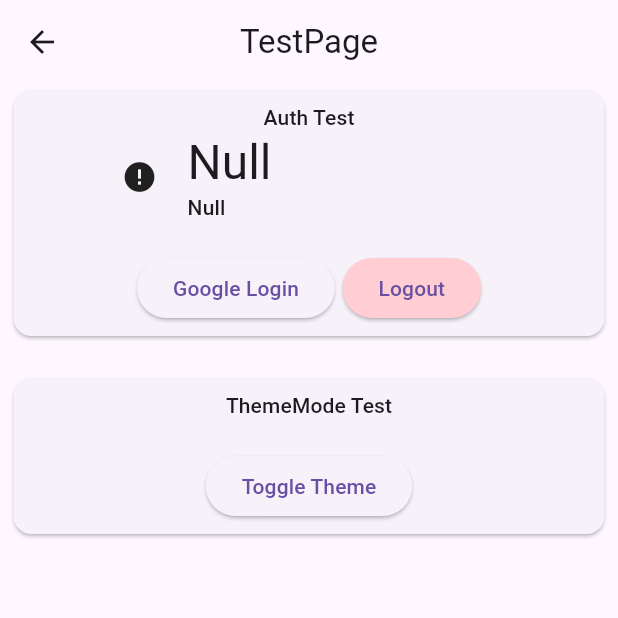
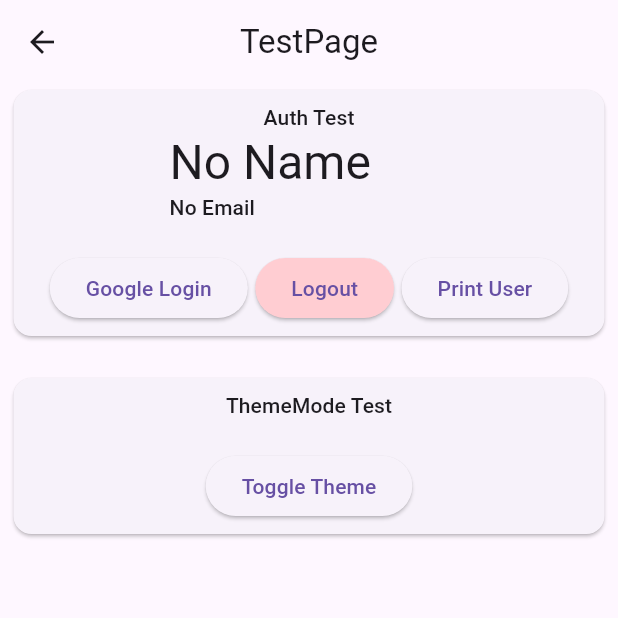
Before and after one commit to Minor-Project-Study-Mate/StudyMate-App, a Flutter app: the TestPageView screen opened by its route, after a tap on "Logout", on a phone screen of 412 x 824 dp, the top half of it. Run offline on Flutter 3.47's test engine with Material 2 defaults, Android fonts, the light colour scheme and no system bars; drawn by our look-alikes of cached_network_image; our stand-ins replace firebase_auth, firebase_core, font_awesome_flutter, get, get_storage, google_fonts and 1 more; accounts and stored records are empty; network calls fail.

Commit message:
redesign layout, refeactor, emailpasswdsignin

```diff
--- a/lib/app/modules/auth/controllers/auth_controller.dart
+++ b/lib/app/modules/auth/controllers/auth_controller.dart
@@ -3,7 +3,7 @@ import 'package:study_mate/app/routes/app_pages.dart';
 import 'package:study_mate/app/services/auth/auth_service.dart';
 
 class AuthController extends GetxController {
-  final auth = Get.find<AuthServices>();
+  final auth = Get.find<AuthService>();
 
   Future<void> googleSignIn() async {
     final res = await auth.googleSignIn();
--- a/lib/app/modules/home/controllers/home_controller.dart
+++ b/lib/app/modules/home/controllers/home_controller.dart
@@ -1,12 +1,11 @@
 import 'package:get/get.dart';
-
-import '../../../services/box/box_service.dart';
+import 'package:study_mate/app/services/auth/auth_service.dart';
 
 class HomeController extends GetxController {
-  final boxService = Get.find<BoxService>();
+  final authService = Get.find<AuthService>();
 
   String get getFirstName {
-    final name = boxService.appUserBox.appUser?.displayName ?? "";
+    final name = authService.displayName ?? "";
     return name.split(" ")[0];
   }
 }
--- a/lib/app/modules/Notice_page/views/notice_page_view.dart
+++ b/lib/app/modules/notice_page/views/notice_page_view.dart
@@ -5,16 +5,12 @@ import 'package:google_fonts/google_fonts.dart';
 class NoticePageView extends StatelessWidget {
   const NoticePageView({Key? key}) : super(key: key);
 
-  // ignore: non_constant_identifier_names
-  get Network => null;
-
   @override
   Widget build(BuildContext context) {
     return Scaffold(
       body: CustomScrollView(
         slivers: <Widget>[
           SliverAppBar(
-
             expandedHeight: 200.0,
             flexibleSpace: FlexibleSpaceBar(
               title: Text('TITLE',
@@ -25,7 +21,6 @@ class NoticePageView extends StatelessWidget {
                   fontWeight: FontWeight.bold,
                 ),
               ),),
-
               background: Image.network(
                 'https://avatars.githubusercontent.com/u/87150492?v=4',
                 fit: BoxFit.cover,
@@ -103,5 +98,3 @@ class NoticePageView extends StatelessWidget {
     );
   }
 }
-
-class Network {}
--- a/lib/app/modules/profile/controllers/profile_controller.dart
+++ b/lib/app/modules/profile/controllers/profile_controller.dart
@@ -7,7 +7,7 @@ import '../../../services/box/box_service.dart';
 
 class ProfileController extends GetxController {
   final boxService = Get.find<BoxService>();
-  final authService = Get.find<AuthServices>();
+  final authService = Get.find<AuthService>();
 
   Future<void> toggleThemeMode(ThemeMode themeMode) async =>
       await boxService.themeBox.changeThemeMode(themeMode);
--- a/lib/app/modules/test_page/controllers/test_page_controller.dart
+++ b/lib/app/modules/test_page/controllers/test_page_controller.dart
@@ -3,24 +3,18 @@ import 'package:get/get.dart';
 import 'package:study_mate/app/services/auth/auth_service.dart';
 import 'package:study_mate/app/services/box/box_service.dart';
 
-import '../../../services/box/models/app_user.dart';
+class TestPageController extends GetxController {
+  final authService = Get.find<AuthService>();
+  final boxService = Get.find<BoxService>();
 
-class TestPageController extends GetxController {
-  final authServices = Get.find<AuthServices>();
-  final boxService = Get.find<BoxService>();
-  final appUser = Rx<AppUser?>(null);
-
-  @override
-  void onInit() {
-    appUser.value = boxService.appUserBox.appUser;
-    super.onInit();
-  }
+  String get userName => authService.displayName ?? "No Name";
+  String get userEmail => authService.email ?? "No Email";
 
   Future<void> googleSignIn() async {
     try {
-      final res = await authServices.googleSignIn();
+      final res = await authService.googleSignIn();
       if (res != null) {
-        appUser.value = res.fromGoogleSignInAccount;
+        // appUser.value = res.fromGoogleSignInAccount;
       } else {
         Get.snackbar("Error 002", "Error on SignIn");
       }
@@ -29,10 +23,13 @@ class TestPageController extends GetxController {
     }
   }
 
+  void printUser() {
+    Get.snackbar("", (authService.user.value ?? "Null").toString());
+  }
+
   Future<void> logout() async {
     try {
-      await authServices.logout();
-      appUser.value = null;
+      await authService.logout();
     } catch (e) {
       print(e);
     }
--- a/lib/app/modules/test_page/views/test_page_view.dart
+++ b/lib/app/modules/test_page/views/test_page_view.dart
@@ -1,6 +1,4 @@
-import 'package:cached_network_image/cached_network_image.dart';
 import 'package:flutter/material.dart';
-import 'package:font_awesome_flutter/font_awesome_flutter.dart';
 import 'package:get/get.dart';
 
 import '../controllers/test_page_controller.dart';
@@ -64,21 +62,6 @@ class TestPageView extends GetView<TestPageController> {
               Row(
                 mainAxisSize: MainAxisSize.min,
                 children: [
-                  Obx(() => AnimatedSize(
-                        duration: const Duration(milliseconds: 300),
-                        child: ClipRRect(
-                          borderRadius: BorderRadius.circular(50.0),
-                          child: CachedNetworkImage(
-                            imageUrl: controller.appUser.value?.photoURL ?? "",
-                            placeholder: (context, url) =>
-                                const FaIcon(FontAwesomeIcons.userCircle),
-                            errorWidget: (context, url, error) {
-                              print(error);
-                              return const Icon(Icons.error);
-                            },
-                          ),
-                        ),
-                      )),
                   const SizedBox(width: 20),
                   SizedBox(
                     width: MediaQuery.of(context).size.width * 0.5,
@@ -88,11 +71,11 @@ class TestPageView extends GetView<TestPageController> {
                         crossAxisAlignment: CrossAxisAlignment.start,
                         children: [
                           Text(
-                            controller.appUser.value?.displayName ?? "Null",
+                            controller.userName,
                             style: Get.theme.textTheme.headlineLarge,
                           ),
                           Text(
-                            controller.appUser.value?.email ?? "Null",
+                            controller.userEmail,
                             style: Get.theme.textTheme.labelLarge,
                           ),
                         ],
@@ -118,6 +101,11 @@ class TestPageView extends GetView<TestPageController> {
                     ),
                     child: const Text("Logout"),
                   ),
+                  const SizedBox(width: 5),
+                  ElevatedButton(
+                    onPressed: () => controller.printUser(),
+                    child: const Text("Print User"),
+                  ),
                 ],
               ),
             ],
--- a/lib/app/routes/app_pages.dart
+++ b/lib/app/routes/app_pages.dart
@@ -1,7 +1,7 @@
 import 'package:get/get.dart';
 
-import '../modules/Notice_page/bindings/notice_page_binding.dart';
-import '../modules/Notice_page/views/notice_page_view.dart';
+import '../modules/notice_page/bindings/notice_page_binding.dart';
+import '../modules/notice_page/views/notice_page_view.dart';
 import '../modules/auth/bindings/auth_binding.dart';
 import '../modules/auth/views/auth_view.dart';
 import '../modules/favourite/bindings/favourite_binding.dart';
@@ -16,7 +16,7 @@ import '../modules/profile/bindings/profile_binding.dart';
 import '../modules/profile/views/profile_view.dart';
 import '../modules/test_page/bindings/test_page_binding.dart';
 import '../modules/test_page/views/test_page_view.dart';
-import '../services/box/box_service.dart';
+import '../services/auth/auth_service.dart';
 
 // ignore_for_file: non_constant_identifier_names
 
@@ -30,9 +30,10 @@ class AppPages {
   /// null or not. If it is null, then the initial route is set to `Routes.INTRO`, which is the route for
   /// the introduction screen. If it is not null, then the initial route is set to `Routes.HOME`, which is
   /// the route for the home screen.
-  static final INITIAL = Get.find<BoxService>().appUserBox.appUser == null
-      ? Routes.INTRO
-      : Routes.HOME;
+  static final INITIAL =
+      Get.find<AuthService>().user.value == null ? Routes.INTRO : Routes.HOME;
+
+  // static const INITIAL = Routes.TEST_PAGE;
 
   static final routes = [
     GetPage(
--- a/lib/app/services/auth/auth_service.dart
+++ b/lib/app/services/auth/auth_service.dart
@@ -1,64 +1,99 @@
+import 'package:firebase_auth/firebase_auth.dart';
 import 'package:flutter/foundation.dart';
 import 'package:get/get.dart';
 import 'package:google_sign_in/google_sign_in.dart';
-import 'package:study_mate/app/services/box/models/app_user.dart';
 
 import '../box/box_service.dart';
 
-class AuthServices extends GetxService {
-  late final GoogleSignIn _googleSignIn;
-  final googleSignInAccount = Rx<GoogleSignInAccount?>(null);
+class AuthService extends GetxService {
+  final GoogleSignIn _googleSignIn = GoogleSignIn();
+  final FirebaseAuth auth = FirebaseAuth.instance;
+  final Rx<User?> user = Rx<User?>(null);
+  BoxService get box => Get.find<BoxService>();
 
-  static BoxService get box => Get.find<BoxService>();
+  String? get displayName => user.value?.displayName;
+  String? get email => user.value?.email;
+  String? get photoURL => user.value?.photoURL;
 
   @override
   void onInit() {
-    _googleSignIn = GoogleSignIn();
-    googleSignInAccount.value = _googleSignIn.currentUser;
+    user.value = auth.currentUser;
     super.onInit();
   }
 
   Future<void> fakeLogin() async {
-    await box.appUserBox.saveAppUser(AppUser(
-      displayName: "User Name",
-      photoURL: 'https://avatars.githubusercontent.com/u/87150492?v=4',
-      email: "example@email.com",
-    ));
+    // await box.appUserBox.saveAppUser(AppUser(
+    //   displayName: "User Name",
+    //   photoURL: 'https://avatars.githubusercontent.com/u/87150492?v=4',
+    //   email: "example@email.com",
+    // ));
   }
 
-  Future<GoogleSignInAccount?> googleSignIn() async {
+  Future<void> emailPasswdSignUp(String email, String password) async {
     try {
-      googleSignInAccount.value = kIsWeb
+      final res = await auth.signInWithEmailAndPassword(
+          email: email, password: password);
+      user.value = res.user;
+    } on FirebaseAuthException catch (e) {
+      if (e.code == 'user-not-found') {
+        Get.snackbar('Error', "No user found for that email.");
+      } else if (e.code == 'wrong-password') {
+        Get.snackbar('Error', "Wrong password provided for that user.");
+      }
+    }
+  }
+
+  Future<User?> createUser(
+      String userName, String email, String password) async {
+    try {
+      final userCredential = await FirebaseAuth.instance
+          .createUserWithEmailAndPassword(email: email, password: password);
+      if (userCredential.user != null) {
+        await userCredential.user!.updateDisplayName(userName);
+        user.value = userCredential.user;
+        return user.value;
+      }
+    } on FirebaseAuthException catch (e) {
+      if (e.code == 'weak-password') {
+        Get.snackbar('Error', 'The password provided is too weak.');
+      } else if (e.code == 'email-already-in-use') {
+        Get.snackbar('Error', 'The account already exists for that email.');
+      }
+    } catch (e) {
+      Get.snackbar('Error', e.toString());
+      return null;
+    }
+  }
+
+  Future<User?> googleSignIn() async {
+    try {
+      final account = kIsWeb
           ? await _googleSignIn.signInSilently()
           : await _googleSignIn.signIn();
-
-      /// This code block is checking if the `googleSignInAccount` variable is not null. If it is not
-      /// null, it saves the user's information to the app's local storage using the `saveAppUser`
-      /// method from the `box.appUserBox` object. The `fromGoogleSignInAccount` property is used to
-      /// convert the `GoogleSignInAccount` object to an `AppUser` object before saving it to the local
-      /// storage.
-      if (googleSignInAccount.value != null) {
-        await box.appUserBox
-            .saveAppUser(googleSignInAccount.value!.fromGoogleSignInAccount);
-      }
-
-      return googleSignInAccount.value;
+      if (account == null) return null;
+      final authentication = await account.authentication;
+      final credential = GoogleAuthProvider.credential(
+          accessToken: authentication.accessToken,
+          idToken: authentication.idToken);
+      await auth.signInWithCredential(credential);
+      user.value = auth.currentUser;
+      return user.value;
     } catch (error) {
       Get.snackbar('Error', error.toString());
       return null;
     }
   }
 
-  Future<bool> printIsSignIn() async => await _googleSignIn.isSignedIn();
+  bool isAuthenticated() => user.value != null;
 
   String googleUserInfo() => _googleSignIn.currentUser?.displayName ?? '';
 
   Future<void> logout() async {
     try {
-      await box.appUserBox.deleteAppUser();
+      // await box.appUserBox.deleteAppUser();
       await _googleSignIn.signOut();
     } catch (error) {
-      print(error);
+      Get.snackbar('Error', error.toString());
     }
   }
 
--- a/lib/app/services/box/datasource/user_datasources.dart
+++ b/lib/app/services/box/datasource/user_datasources.dart
@@ -1,33 +1,33 @@
-import 'package:get/get.dart';
-import 'package:get_storage/get_storage.dart';
+// import 'package:get/get.dart';
+// import 'package:get_storage/get_storage.dart';
 
-import '../models/app_user.dart';
-import '../usecase/appuser_usecase.dart';
+// import '../models/app_user.dart';
+// import '../usecase/appuser_usecase.dart';
 
-const String _appUserKey = "appUser";
+// const String _appUserKey = "appUser";
 
-class AppUserDataSource implements AppUserUsecase {
-  final GetStorage box;
-  AppUserDataSource(this.box);
+// class AppUserDataSource implements AppUserUsecase {
+//   final GetStorage box;
+//   AppUserDataSource(this.box);
 
-  final appUserRx = Rx<AppUser?>(null);
+//   final appUserRx = Rx<AppUser?>(null);
 
-  @override
-  Future<void> saveAppUser(AppUser appUser) async => await box
-      .write(_appUserKey, appUser.toJson())
-      .then((value) => appUserRx.value = appUser);
+//   @override
+//   Future<void> saveAppUser(AppUser appUser) async => await box
+//       .write(_appUserKey, appUser.toJson())
+//       .then((value) => appUserRx.value = appUser);
 
-  @override
-  AppUser? get appUser {
-    final res = box.read<String>(_appUserKey);
-    return res == null ? null : AppUser.fromJson(res);
-  }
+//   @override
+//   AppUser? get appUser {
+//     final res = box.read<String?>(_appUserKey);
+//     return res == null ? null : AppUser.fromJson(res);
+//   }
 
-  @override
-  Future<void> deleteAppUser() async =>
-      await box.remove(_appUserKey).then((value) => appUserRx.value = null);
+//   @override
+//   Future<void> deleteAppUser() async =>
+//       await box.remove(_appUserKey).then((value) => appUserRx.value = null);
 
-  void diospose() {
-    appUserRx.close();
-  }
-}
+//   void diospose() {
+//     appUserRx.close();
+//   }
+// }
--- a/pubspec.yaml
+++ b/pubspec.yaml
@@ -17,6 +17,7 @@ dependencies:
   get_storage: ^2.1.1
   cached_network_image: ^3.2.3
   google_fonts: ^4.0.4
+  firebase_auth: ^4.4.2
 
 dev_dependencies:
   flutter_lints: ^2.0.0
```
Also changed, not shown: lib/app/modules/auth/views/auth_view.dart (+24 -17 lines), lib/app/modules/home/views/home_view.dart (+145 -103 lines), lib/app/modules/profile/views/profile_view.dart (+17 -59 lines), lib/app/services/box/box_service.dart (+9 -3 lines), lib/di.dart (+13 -6 lines), lib/main.dart (+8 -2 lines), lib/app/modules/notice_page/bindings/notice_page_binding.dart (renamed from lib/app/modules/Notice_page/bindings/notice_page_binding.dart), lib/app/modules/notice_page/controllers/notice_page_controller.dart (renamed from lib/app/modules/Notice_page/controllers/notice_page_controller.dart), pubspec.lock, 2 other files.
